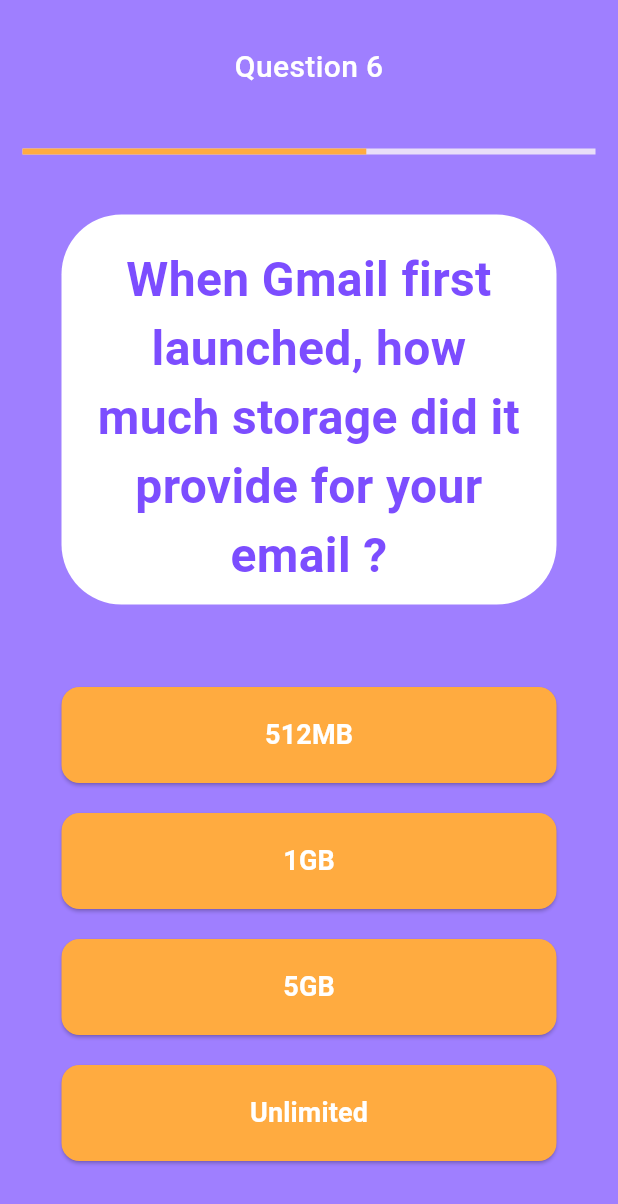
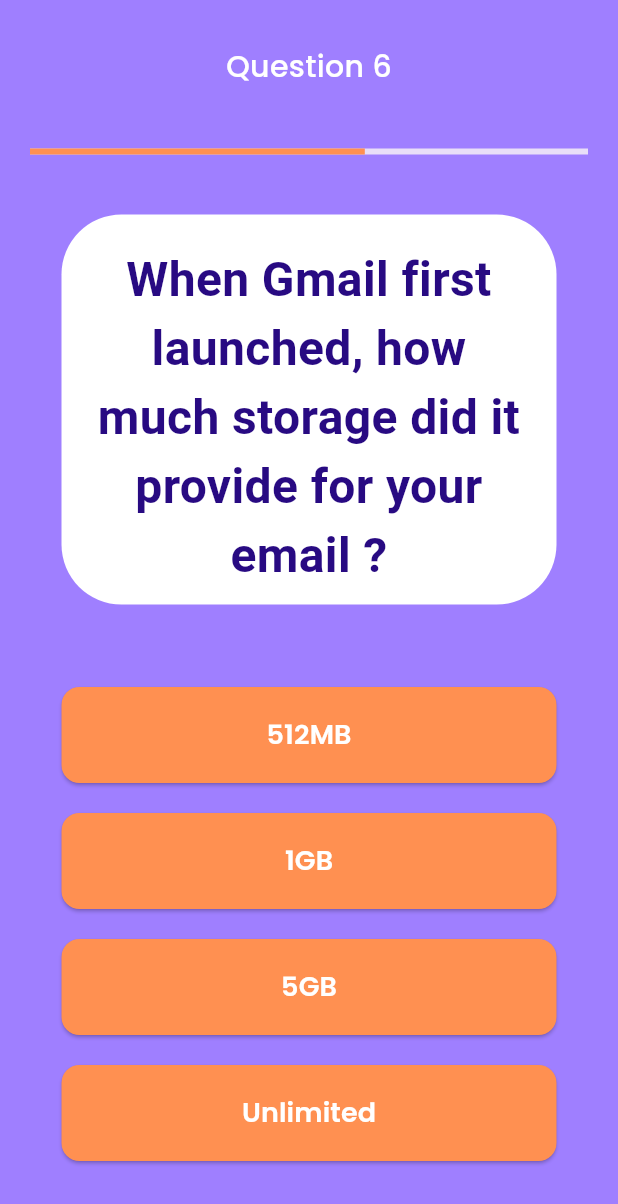
Before and after one commit to MilisaGwadiso/https---github.com-MilisaGwadiso-trivia-app, a Flutter app: the screen it shows after launch, after a tap on the "play arrow" icon, on a phone screen of 412 x 824 dp. Shown: the top 1204 px of the screen. Run offline on Flutter 3.47's test engine with Material 3 defaults, Android fonts, the phone set to English and light mode, and no system bars; our stand-ins replace google_fonts.

Commit message:
added a new font  to the containers

```diff
--- a/lib/Widgets/Questions/quizscreen1.dart
+++ b/lib/Widgets/Questions/quizscreen1.dart
@@ -1,4 +1,5 @@
 import 'package:flutter/material.dart';
+import 'package:google_fonts/google_fonts.dart';
 import 'package:trivia_app/Widgets/button_list.dart';
 import 'package:trivia_app/Widgets/screens_container.dart';
 import 'package:trivia_app/routes/routes.dart';
@@ -21,10 +22,10 @@ class _QuizscreenState extends State<Quizscreen> {
             const SizedBox(
               height: 30,
             ),
-            const Center(
+            Center(
               child: Text(
                 'Question 6',
-                style: TextStyle(
+                style: GoogleFonts.poppins(
                     color: Colors.white,
                     fontSize: 20,
                     fontWeight: FontWeight.w500),
@@ -34,9 +35,9 @@ class _QuizscreenState extends State<Quizscreen> {
               height: 40,
             ),
             const Padding(
-            padding: EdgeInsets.only(left: 15, right: 15),
+            padding: EdgeInsets.only(left: 20, right: 20),
               child: LinearProgressIndicator(
-                color: Colors.orangeAccent,
+                color: Color(0xffFF9051),
                 value: 0.6,
               ),
             ),
@@ -55,7 +56,7 @@ class _QuizscreenState extends State<Quizscreen> {
               answers: const ['512MB', '1GB', '5GB', 'Unlimited'],
               onPress: () {
                 Navigator.of(context).pushNamed(Routes.quizScreen2);
-              },
+              }, colour: const Color(0xffFF9051),
             )
           ],
         ),
--- a/lib/Widgets/button_list.dart
+++ b/lib/Widgets/button_list.dart
@@ -1,9 +1,11 @@
 import 'package:flutter/material.dart';
+import 'package:google_fonts/google_fonts.dart';
 
 class ButtonList extends StatelessWidget {
-  const ButtonList({required this.answers, required this.onPress, super.key});
+  const ButtonList({required this.answers, required this.onPress,required this.colour, super.key});
   final List<String> answers;
   final Function()? onPress;
+  final Color colour ;
   @override
   Widget build(BuildContext context) {
     return Column(
@@ -13,15 +15,16 @@ class ButtonList extends StatelessWidget {
               padding: const EdgeInsets.only(top: 10, bottom: 10),
               child: ElevatedButton(
                 style: ElevatedButton.styleFrom(
-                    backgroundColor: Colors.orangeAccent,
-                    minimumSize: const Size(330, 64),
-                    shape: RoundedRectangleBorder(
-                      borderRadius: BorderRadius.circular(12),
-                    )),
+                  backgroundColor: colour,
+                  minimumSize: const Size(330, 64),
+                  shape: RoundedRectangleBorder(
+                    borderRadius: BorderRadius.circular(12),
+                  ),
+                ),
                 onPressed: onPress,
                 child: Text(
                   answer,
-                  style: const TextStyle(
+                  style: GoogleFonts.poppins(
                       color: Colors.white,
                       fontSize: 18,
                       fontWeight: FontWeight.w600),
--- a/lib/Widgets/container.dart
+++ b/lib/Widgets/container.dart
@@ -1,5 +1,6 @@
 import 'package:flutter/material.dart';
 import 'package:trivia_app/routes/routes.dart';
+import 'package:google_fonts/google_fonts.dart';
 
 class ContainerWidget extends StatelessWidget {
   const ContainerWidget({
@@ -26,29 +27,27 @@ class ContainerWidget extends StatelessWidget {
       child: Stack(
         clipBehavior: Clip.none,
         children: [
-          const Center(
+          Center(
             child: Text(
               'Press play to start QUIZMASTER',
-              style: TextStyle(
-                fontWeight: FontWeight.bold,
-                color: Color(0xFF9F7FFF),
-                fontSize: 32,
+              style: GoogleFonts.poppins( fontSize: 28 ,fontWeight: FontWeight.w700,
+                color: const Color(0xff280A82),
               ),
               textAlign: TextAlign.center,
             ),
           ),
-          const Positioned(
+          Positioned(
             bottom: 90,
-            left: 35,
+            left: 33,
             child: Center(
                 child: Text('Answear questions correctly to earn points',
-                    style: TextStyle(color: Colors.grey, fontSize: 14))),
+                    style: GoogleFonts.poppins(color:  Colors.grey, fontSize: 13,fontWeight: FontWeight.w400,)),),
           ),
           Positioned(
             bottom: -35,
             left: 130,
             child: CircleAvatar(
-              backgroundColor: Colors.deepOrangeAccent,
+              backgroundColor: const Color(0xffFF9051),
               radius: 40,
               child: IconButton(
                 color: Colors.white,
--- a/lib/Widgets/screens_container.dart
+++ b/lib/Widgets/screens_container.dart
@@ -17,7 +17,7 @@ class ScreensContainer extends StatelessWidget {
         text, textAlign:TextAlign.center,
         style: const TextStyle(
           fontWeight: FontWeight.bold,
-          color: Colors.deepPurpleAccent,
+          color: Color(0xff280A82),
           fontSize: 32,
         ),
 
--- a/lib/home_screen.dart
+++ b/lib/home_screen.dart
@@ -1,20 +1,28 @@
- import 'package:flutter/material.dart';
+import 'package:flutter/material.dart';
 import 'package:trivia_app/Widgets/container.dart';
 
-
- class HomeScreen extends StatelessWidget {
+class HomeScreen extends StatelessWidget {
   const HomeScreen({super.key});
 
   @override
   Widget build(BuildContext context) {
-    return const Scaffold(
-       backgroundColor: Color(0xFF9F7FFF),
-      body: Column(
-        children: [
-          SizedBox(height:80),
-          Image(image:AssetImage('assets/images/Illustration.png') ,height: 243, width:480,),
-          ContainerWidget(height:350, width: 330, text:''),
-
-        ])
+    return Container(
+      decoration: const BoxDecoration(
+          gradient: LinearGradient(
+            begin: Alignment.topCenter,
+            end: Alignment.bottomCenter,
+            colors: [Color(0xff9F7FFF), Color(0xff8055FE)])),
+      child: const Scaffold(
+          backgroundColor: Color(0xFF9F7FFF),
+          body: Column(children: [
+            SizedBox(height: 80),
+            Image(
+              image: AssetImage('assets/images/Illustration.png'),
+              height: 243,
+              width: 480,
+            ),
+            ContainerWidget(height: 350, width: 330, text: ''),
+          ])),
     );
-}}
+  }
+}
```
Also changed, not shown: lib/Widgets/Questions/finalscreen.dart (+11 -6 lines), lib/Widgets/Questions/quizscreen2.dart (+14 -9 lines), lib/Widgets/Questions/quizscreen3.dart (+7 -6 lines), pubspec.yaml (+56 -6 lines), pubspec.lock, 1 other file.
